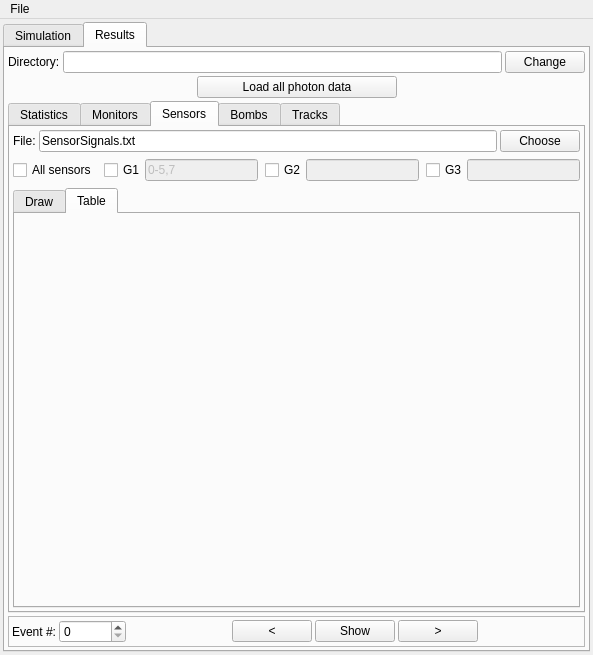
Above: ants3bundle/src/ants3/gui/photsim/aphotsimwin.ui from andrmor/ANTS3bundle before the change. Below: the same form after it.
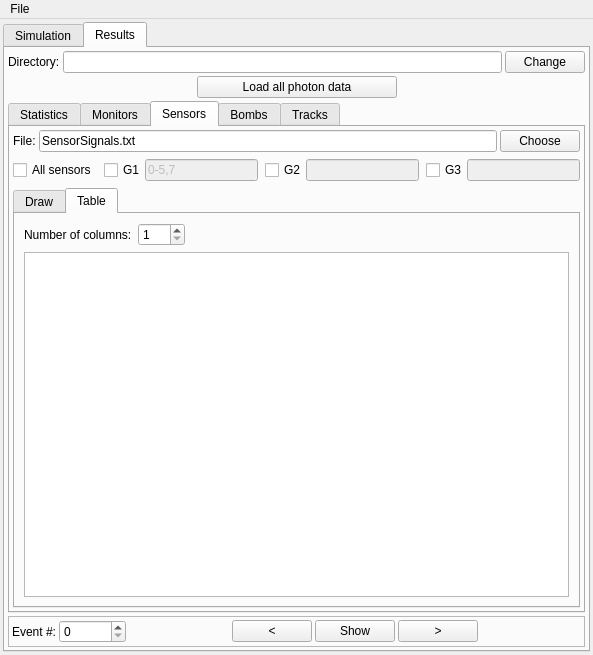
That is the form after the change. The open tabs and pages were chosen to show the change.

Commit message: add sensor table in results

The edit to the form file:
```diff
--- a/ants3bundle/src/ants3/gui/photsim/aphotsimwin.ui
+++ b/ants3bundle/src/ants3/gui/photsim/aphotsimwin.ui
@@ -4278,6 +4278,45 @@
                <attribute name="title">
                 <string>Table</string>
                </attribute>
+               <layout class="QVBoxLayout" name="verticalLayout_25">
+                <item>
+                 <layout class="QHBoxLayout" name="horizontalLayout_54">
+                  <item>
+                   <widget class="QLabel" name="label_39">
+                    <property name="text">
+                     <string>Number of columns:</string>
+                    </property>
+                   </widget>
+                  </item>
+                  <item>
+                   <widget class="QSpinBox" name="sbSensorTableColumns">
+                    <property name="minimum">
+                     <number>1</number>
+                    </property>
+                    <property name="maximum">
+                     <number>999</number>
+                    </property>
+                   </widget>
+                  </item>
+                  <item>
+                   <spacer name="horizontalSpacer_60">
+                    <property name="orientation">
+                     <enum>Qt::Horizontal</enum>
+                    </property>
+                    <property name="sizeHint" stdset="0">
+                     <size>
+                      <width>40</width>
+                      <height>20</height>
+                     </size>
+                    </property>
+                   </spacer>
+                  </item>
+                 </layout>
+                </item>
+                <item>
+                 <widget class="QTableWidget" name="twSensorTable"/>
+                </item>
+               </layout>
               </widget>
              </widget>
             </item>
```
Left out of the diff: 6 changed lines with no effect on the pictures. The commit also changes 5 other files.
